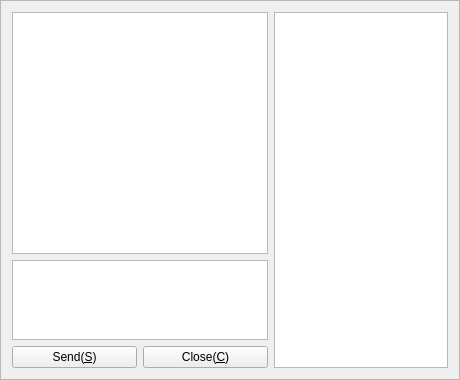
Qt form Widgets/FrmGroupChat/FrmGroupChat.ui (KangLin/RabbitIm) before a commit.
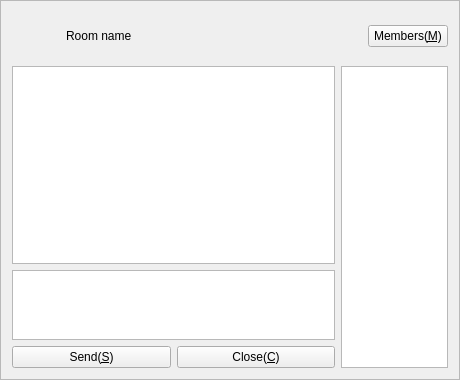
The same form after that commit. Icons and pictures are not drawn. Custom widgets are drawn as their Qt base class.

Commit message: 修改群聊窗口

Diff of the .ui file:
```diff
--- a/Widgets/FrmGroupChat/FrmGroupChat.ui
+++ b/Widgets/FrmGroupChat/FrmGroupChat.ui
@@ -19,7 +19,94 @@
   <property name="frameShadow">
    <enum>QFrame::Raised</enum>
   </property>
+  <layout class="QGridLayout" name="gridLayout_3">
+   <item row="0" column="0">
+    <layout class="QHBoxLayout" name="horizontalLayout">
+     <item>
+      <widget class="CLabel" name="lbIcon">
+       <property name="sizePolicy">
+        <sizepolicy hsizetype="Fixed" vsizetype="Fixed">
+         <horstretch>0</horstretch>
+         <verstretch>0</verstretch>
+        </sizepolicy>
+       </property>
+       <property name="minimumSize">
+        <size>
+         <width>48</width>
+         <height>48</height>
+        </size>
+       </property>
+       <property name="maximumSize">
+        <size>
+         <width>48</width>
+         <height>48</height>
+        </size>
+       </property>
+       <property name="text">
+        <string/>
+       </property>
+       <property name="pixmap">
+        <pixmap resource="../../Resource/Resource.qrc">:/icon/AppIcon</pixmap>
+       </property>
+       <property name="scaledContents">
+        <bool>true</bool>
+       </property>
+       <property name="wordWrap">
+        <bool>false</bool>
+       </property>
+      </widget>
+     </item>
+     <item>
+      <widget class="QLabel" name="lbTitle">
+       <property name="sizePolicy">
+        <sizepolicy hsizetype="Expanding" vsizetype="Preferred">
+         <horstretch>0</horstretch>
+         <verstretch>0</verstretch>
+        </sizepolicy>
+       </property>
+       <property name="text">
+        <string>Room name</string>
+       </property>
+      </widget>
+     </item>
+     <item>
+      <widget class="QPushButton" name="pbMember">
+       <property name="sizePolicy">
+        <sizepolicy hsizetype="Preferred" vsizetype="Fixed">
+         <horstretch>0</horstretch>
+         <verstretch>0</verstretch>
+        </sizepolicy>
+       </property>
+       <property name="text">
+        <string>Members(&amp;M)</string>
+       </property>
+      </widget>
+     </item>
+    </layout>
+   </item>
+   <item row="1" column="0">
+    <layout class="QGridLayout" name="gridLayout_2">
+     <item row="0" column="0">
+      <widget class="QWidget" name="wdgChat" native="true">
+       <property name="sizePolicy">
+        <sizepolicy hsizetype="Preferred" vsizetype="Preferred">
+         <horstretch>3</horstretch>
+         <verstretch>0</verstretch>
+        </sizepolicy>
+       </property>
   <layout class="QGridLayout" name="gridLayout">
+        <property name="leftMargin">
+         <number>0</number>
+        </property>
+        <property name="topMargin">
+         <number>0</number>
+        </property>
+        <property name="rightMargin">
+         <number>0</number>
+        </property>
+        <property name="bottomMargin">
+         <number>0</number>
+        </property>
    <item row="0" column="0" colspan="2">
     <layout class="QVBoxLayout" name="verticalLayout">
      <item>
@@ -47,18 +134,14 @@
      </item>
     </layout>
    </item>
-   <item row="0" column="2" rowspan="2">
-    <widget class="QListView" name="lstMembers">
-     <property name="sizePolicy">
-      <sizepolicy hsizetype="Expanding" vsizetype="Expanding">
-       <horstretch>1</horstretch>
-       <verstretch>0</verstretch>
-      </sizepolicy>
-     </property>
-    </widget>
-   </item>
    <item row="1" column="0">
     <widget class="QPushButton" name="pbSend">
+          <property name="sizePolicy">
+           <sizepolicy hsizetype="Preferred" vsizetype="Preferred">
+            <horstretch>0</horstretch>
+            <verstretch>0</verstretch>
+           </sizepolicy>
+          </property>
      <property name="text">
       <string>Send(&amp;S)</string>
      </property>
@@ -66,6 +149,12 @@
    </item>
    <item row="1" column="1">
     <widget class="QPushButton" name="pbClose">
+          <property name="sizePolicy">
+           <sizepolicy hsizetype="Preferred" vsizetype="Fixed">
+            <horstretch>0</horstretch>
+            <verstretch>0</verstretch>
+           </sizepolicy>
+          </property>
      <property name="text">
       <string>Close(&amp;C)</string>
      </property>
@@ -73,6 +162,30 @@
    </item>
   </layout>
  </widget>
- <resources/>
+     </item>
+     <item row="0" column="1">
+      <widget class="QListView" name="lstMembers">
+       <property name="sizePolicy">
+        <sizepolicy hsizetype="Expanding" vsizetype="Expanding">
+         <horstretch>1</horstretch>
+         <verstretch>0</verstretch>
+        </sizepolicy>
+       </property>
+      </widget>
+     </item>
+    </layout>
+   </item>
+  </layout>
+ </widget>
+ <customwidgets>
+  <customwidget>
+   <class>CLabel</class>
+   <extends>QLabel</extends>
+   <header location="global">Label.h</header>
+  </customwidget>
+ </customwidgets>
+ <resources>
+  <include location="../../Resource/Resource.qrc"/>
+ </resources>
  <connections/>
 </ui>
```
Lines whose indentation alone changed are shown as unchanged. The commit also changes 4 other files.
